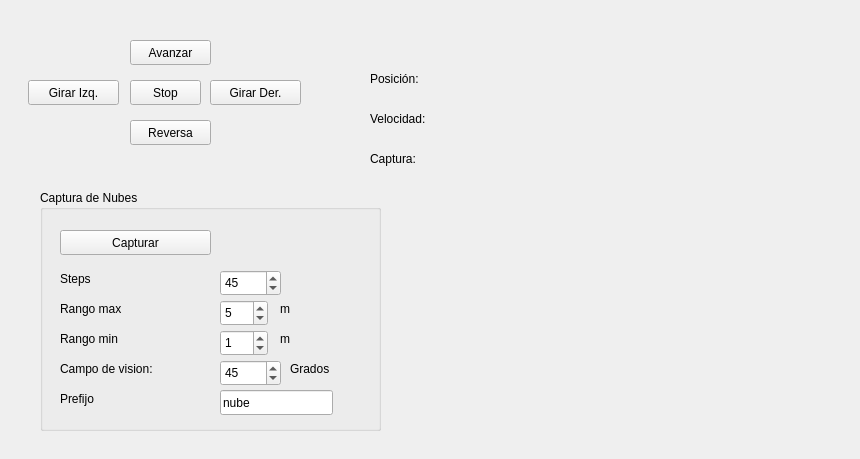
Above: GUI/telecomando.ui from Nickleon16/APP_LIDAR before the change. Below: the same form after it.
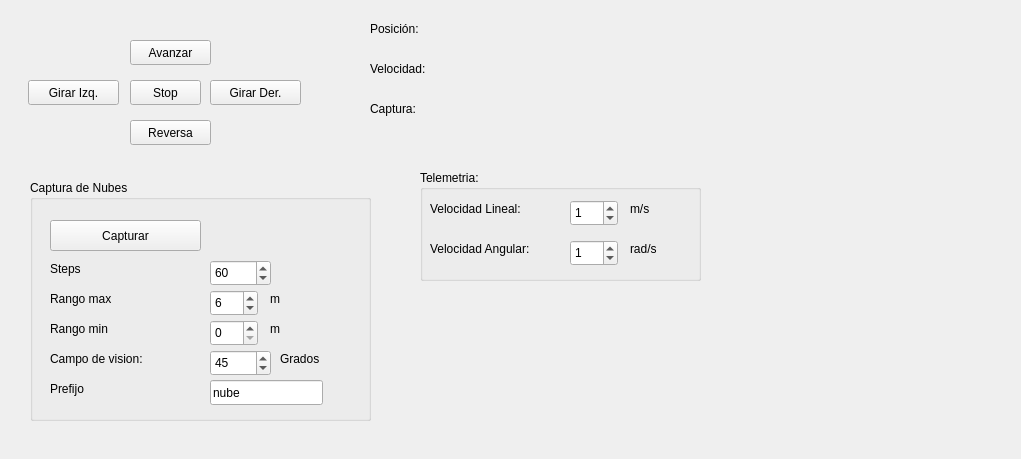
That is the form after the change.

The edit to the form file:
```diff
--- a/GUI/telecomando.ui
+++ b/GUI/telecomando.ui
@@ -6,7 +6,7 @@
    <rect>
     <x>0</x>
     <y>0</y>
-    <width>860</width>
+    <width>1021</width>
     <height>459</height>
    </rect>
   </property>
@@ -82,7 +82,7 @@
    <property name="geometry">
     <rect>
      <x>490</x>
-     <y>70</y>
+     <y>20</y>
      <width>311</width>
      <height>17</height>
     </rect>
@@ -95,7 +95,7 @@
    <property name="geometry">
     <rect>
      <x>490</x>
-     <y>110</y>
+     <y>60</y>
      <width>311</width>
      <height>17</height>
     </rect>
@@ -107,8 +107,8 @@
   <widget class="QGroupBox" name="groupBox">
    <property name="geometry">
     <rect>
-     <x>40</x>
-     <y>190</y>
+     <x>30</x>
+     <y>180</y>
      <width>341</width>
      <height>241</height>
     </rect>
@@ -122,7 +122,7 @@
       <x>20</x>
       <y>40</y>
       <width>151</width>
-      <height>25</height>
+      <height>31</height>
      </rect>
     </property>
     <property name="text">
@@ -174,7 +174,7 @@
      <number>1</number>
     </property>
     <property name="value">
-     <number>5</number>
+     <number>6</number>
     </property>
    </widget>
    <widget class="QLineEdit" name="prefijoLineEdit">
@@ -235,7 +235,7 @@
      <number>1</number>
     </property>
     <property name="value">
-     <number>1</number>
+     <number>0</number>
     </property>
    </widget>
    <widget class="QLabel" name="label_10">
@@ -331,17 +331,17 @@
      <number>15</number>
     </property>
     <property name="value">
-     <number>45</number>
+     <number>60</number>
     </property>
    </widget>
   </widget>
   <widget class="QLabel" name="logCapturaLabel">
    <property name="geometry">
     <rect>
-     <x>490</x>
-     <y>150</y>
-     <width>311</width>
-     <height>17</height>
+     <x>450</x>
+     <y>100</y>
+     <width>501</width>
+     <height>20</height>
     </rect>
    </property>
    <property name="text">
@@ -352,8 +352,8 @@
    <property name="geometry">
     <rect>
      <x>370</x>
-     <y>150</y>
-     <width>91</width>
+     <y>100</y>
+     <width>71</width>
      <height>17</height>
     </rect>
    </property>
@@ -365,7 +365,7 @@
    <property name="geometry">
     <rect>
      <x>370</x>
-     <y>70</y>
+     <y>20</y>
      <width>111</width>
      <height>17</height>
     </rect>
@@ -378,7 +378,7 @@
    <property name="geometry">
     <rect>
      <x>370</x>
-     <y>110</y>
+     <y>60</y>
      <width>91</width>
      <height>17</height>
     </rect>
@@ -387,6 +387,109 @@
     <string>Velocidad:</string>
    </property>
   </widget>
+  <widget class="QGroupBox" name="groupBox_2">
+   <property name="geometry">
+    <rect>
+     <x>420</x>
+     <y>170</y>
+     <width>281</width>
+     <height>111</height>
+    </rect>
+   </property>
+   <property name="title">
+    <string>Telemetria:</string>
+   </property>
+   <widget class="QLabel" name="label_13">
+    <property name="geometry">
+     <rect>
+      <x>210</x>
+      <y>70</y>
+      <width>41</width>
+      <height>17</height>
+     </rect>
+    </property>
+    <property name="text">
+     <string>rad/s</string>
+    </property>
+   </widget>
+   <widget class="QSpinBox" name="velLineSpinBox">
+    <property name="geometry">
+     <rect>
+      <x>150</x>
+      <y>30</y>
+      <width>48</width>
+      <height>26</height>
+     </rect>
+    </property>
+    <property name="maximum">
+     <number>3</number>
+    </property>
+    <property name="singleStep">
+     <number>1</number>
+    </property>
+    <property name="value">
+     <number>1</number>
+    </property>
+   </widget>
+   <widget class="QLabel" name="label_5">
+    <property name="geometry">
+     <rect>
+      <x>10</x>
+      <y>70</y>
+      <width>131</width>
+      <height>17</height>
+     </rect>
+    </property>
+    <property name="text">
+     <string>Velocidad Angular:</string>
+    </property>
+   </widget>
+   <widget class="QLabel" name="label_4">
+    <property name="geometry">
+     <rect>
+      <x>10</x>
+      <y>30</y>
+      <width>131</width>
+      <height>17</height>
+     </rect>
+    </property>
+    <property name="text">
+     <string>Velocidad Lineal:</string>
+    </property>
+   </widget>
+   <widget class="QLabel" name="label_12">
+    <property name="geometry">
+     <rect>
+      <x>210</x>
+      <y>30</y>
+      <width>41</width>
+      <height>17</height>
+     </rect>
+    </property>
+    <property name="text">
+     <string>m/s</string>
+    </property>
+   </widget>
+   <widget class="QSpinBox" name="velAnguSpinBox">
+    <property name="geometry">
+     <rect>
+      <x>150</x>
+      <y>70</y>
+      <width>48</width>
+      <height>26</height>
+     </rect>
+    </property>
+    <property name="maximum">
+     <number>3</number>
+    </property>
+    <property name="singleStep">
+     <number>1</number>
+    </property>
+    <property name="value">
+     <number>1</number>
+    </property>
+   </widget>
+  </widget>
  </widget>
  <resources/>
  <connections/>
```
